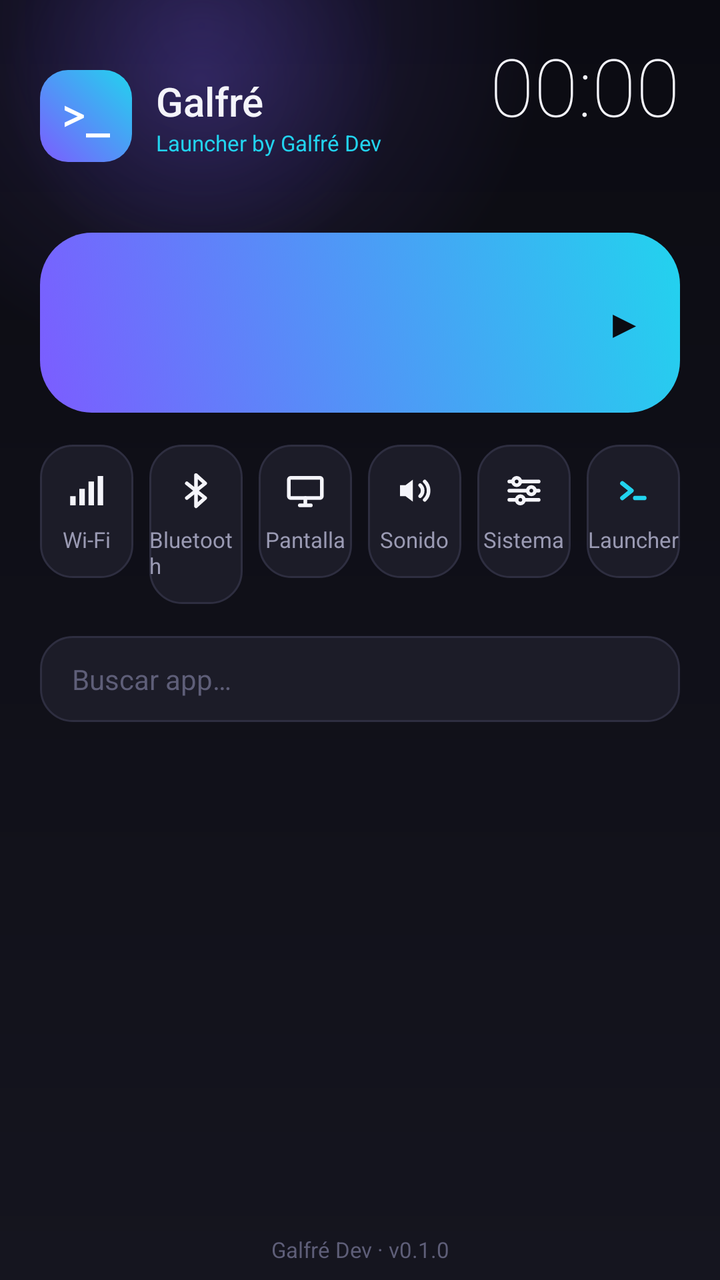
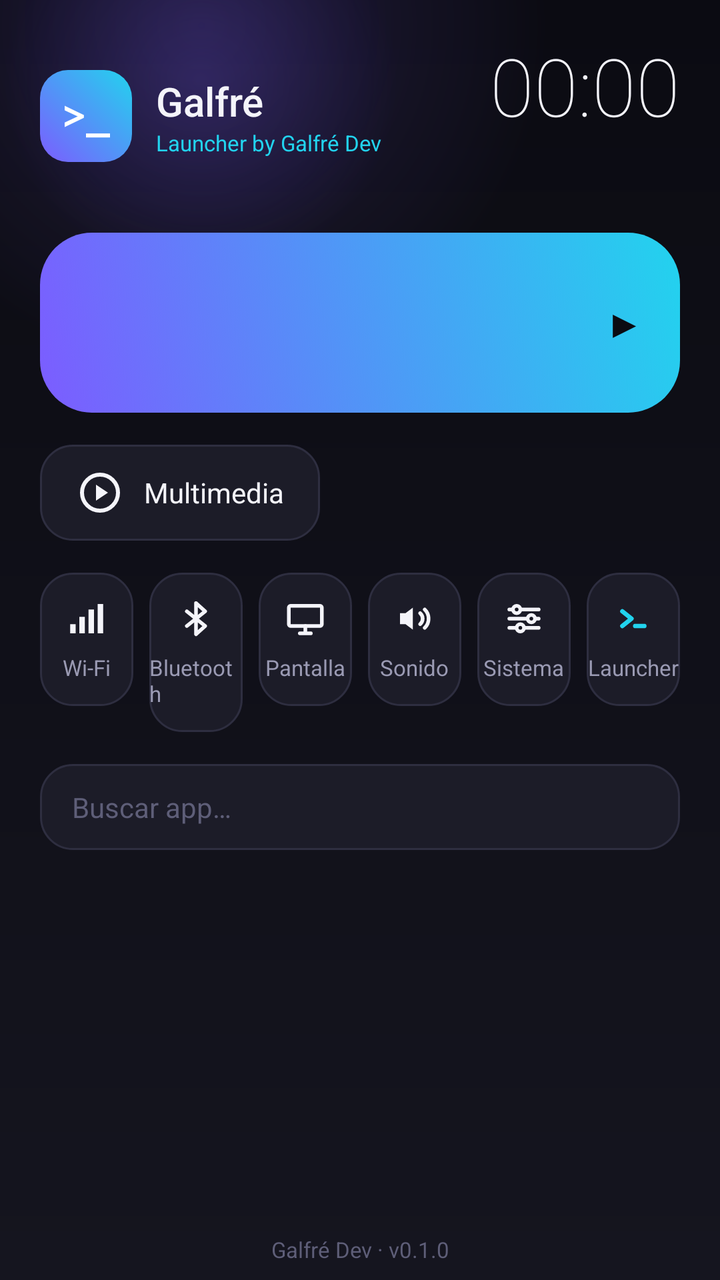

Before-and-after screenshots of an Android layout around one commit, followed by the original layout XML and the change that was made.
<!-- AndroidManifest.xml: application theme Theme.Galfre -->
<!-- res/layout/activity_launcher.xml -->
<?xml version="1.0" encoding="utf-8"?>
<FrameLayout xmlns:android="http://schemas.android.com/apk/res/android"
    android:layout_width="match_parent"
    android:layout_height="match_parent"
    android:fitsSystemWindows="true">

    
    <View
        android:id="@+id/glow"
        android:layout_width="380dp"
        android:layout_height="380dp"
        android:layout_marginStart="-90dp"
        android:layout_marginTop="-150dp"
        android:background="@drawable/glow_radial"
        android:alpha="0.5" />

    <LinearLayout
        android:layout_width="match_parent"
        android:layout_height="match_parent"
        android:orientation="vertical"
        android:paddingStart="@dimen/pad"
        android:paddingEnd="@dimen/pad"
        android:paddingTop="16dp"
        android:paddingBottom="8dp">

        
        <RelativeLayout
            android:layout_width="match_parent"
            android:layout_height="wrap_content">

            <LinearLayout
                android:layout_width="wrap_content"
                android:layout_height="wrap_content"
                android:layout_alignParentStart="true"
                android:layout_centerVertical="true"
                android:gravity="center_vertical"
                android:orientation="horizontal">

                <FrameLayout
                    android:layout_width="46dp"
                    android:layout_height="46dp"
                    android:background="@drawable/logo_badge">

                    <TextView
                        android:layout_width="wrap_content"
                        android:layout_height="wrap_content"
                        android:layout_gravity="center"
                        android:fontFamily="monospace"
                        android:text="@string/logo_mark"
                        android:textColor="@color/white"
                        android:textSize="20sp"
                        android:textStyle="bold" />
                </FrameLayout>

                <LinearLayout
                    android:layout_width="wrap_content"
                    android:layout_height="wrap_content"
                    android:layout_marginStart="12dp"
                    android:orientation="vertical">

                    <TextView
                        android:layout_width="wrap_content"
                        android:layout_height="wrap_content"
                        android:fontFamily="sans-serif-medium"
                        android:text="@string/brand"
                        android:textColor="@color/text_primary"
                        android:textSize="20sp" />

                    <TextView
                        android:layout_width="wrap_content"
                        android:layout_height="wrap_content"
                        android:text="@string/tagline"
                        android:textColor="@color/accent2"
                        android:textSize="11sp" />
                </LinearLayout>
            </LinearLayout>

            <LinearLayout
                android:layout_width="wrap_content"
                android:layout_height="wrap_content"
                android:layout_alignParentEnd="true"
                android:layout_centerVertical="true"
                android:gravity="end"
                android:orientation="vertical">

                <TextView
                    android:id="@+id/clock"
                    android:layout_width="wrap_content"
                    android:layout_height="wrap_content"
                    android:layout_gravity="end"
                    android:fontFamily="sans-serif-thin"
                    android:text="00:00"
                    android:textColor="@color/text_primary"
                    android:textSize="40sp" />

                <TextView
                    android:id="@+id/date"
                    android:layout_width="wrap_content"
                    android:layout_height="wrap_content"
                    android:layout_gravity="end"
                    android:textColor="@color/text_secondary"
                    android:textSize="12sp" />

                <TextView
                    android:id="@+id/status"
                    android:layout_width="wrap_content"
                    android:layout_height="wrap_content"
                    android:layout_gravity="end"
                    android:textColor="@color/accent2"
                    android:textSize="11sp" />
            </LinearLayout>
        </RelativeLayout>

        
        <TextView
            android:id="@+id/default_chip"
            android:layout_width="wrap_content"
            android:layout_height="wrap_content"
            android:layout_marginTop="14dp"
            android:background="@drawable/chip_bg"
            android:clickable="true"
            android:focusable="true"
            android:paddingStart="14dp"
            android:paddingEnd="14dp"
            android:paddingTop="9dp"
            android:paddingBottom="9dp"
            android:text="@string/default_chip"
            android:textColor="@color/text_primary"
            android:textSize="12sp"
            android:visibility="gone" />

        
        <LinearLayout
            android:id="@+id/hero"
            android:layout_width="match_parent"
            android:layout_height="wrap_content"
            android:layout_marginTop="16dp"
            android:background="@drawable/hero_bg"
            android:clickable="true"
            android:focusable="true"
            android:gravity="center_vertical"
            android:orientation="horizontal"
            android:padding="18dp">

            <requestFocus />

            <ImageView
                android:id="@+id/hero_icon"
                android:layout_width="54dp"
                android:layout_height="54dp"
                android:contentDescription="@null" />

            <LinearLayout
                android:layout_width="0dp"
                android:layout_height="wrap_content"
                android:layout_marginStart="14dp"
                android:layout_weight="1"
                android:orientation="vertical">

                <TextView
                    android:id="@+id/hero_title"
                    android:layout_width="match_parent"
                    android:layout_height="wrap_content"
                    android:ellipsize="end"
                    android:fontFamily="sans-serif-medium"
                    android:maxLines="1"
                    android:textColor="@color/on_accent"
                    android:textSize="20sp" />

                <TextView
                    android:id="@+id/hero_sub"
                    android:layout_width="match_parent"
                    android:layout_height="wrap_content"
                    android:alpha="0.75"
                    android:maxLines="1"
                    android:textColor="@color/on_accent"
                    android:textSize="12.5sp" />
            </LinearLayout>

            <TextView
                android:layout_width="wrap_content"
                android:layout_height="wrap_content"
                android:text="▶"
                android:textColor="@color/on_accent"
                android:textSize="20sp" />
        </LinearLayout>

        
        <LinearLayout
            android:layout_width="match_parent"
            android:layout_height="wrap_content"
            android:layout_marginTop="16dp"
            android:orientation="horizontal"
            android:weightSum="6">

            <LinearLayout
                android:id="@+id/q_wifi"
                android:layout_width="0dp"
                android:layout_height="wrap_content"
                android:layout_marginEnd="8dp"
                android:layout_weight="1"
                android:background="@drawable/quick_bg"
                android:clickable="true"
                android:focusable="true"
                android:gravity="center"
                android:orientation="vertical"
                android:paddingTop="12dp"
                android:paddingBottom="12dp">

                <ImageView android:layout_width="22dp" android:layout_height="22dp"
                    android:src="@drawable/ic_wifi" android:contentDescription="@string/q_wifi" />

                <TextView android:layout_width="wrap_content" android:layout_height="wrap_content"
                    android:layout_marginTop="6dp" android:text="@string/q_wifi"
                    android:textColor="@color/text_secondary" android:textSize="11sp" />
            </LinearLayout>

            <LinearLayout
                android:id="@+id/q_bt"
                android:layout_width="0dp"
                android:layout_height="wrap_content"
                android:layout_marginEnd="8dp"
                android:layout_weight="1"
                android:background="@drawable/quick_bg"
                android:clickable="true"
                android:focusable="true"
                android:gravity="center"
                android:orientation="vertical"
                android:paddingTop="12dp"
                android:paddingBottom="12dp">

                <ImageView android:layout_width="22dp" android:layout_height="22dp"
                    android:src="@drawable/ic_bluetooth" android:contentDescription="@string/q_bt" />

                <TextView android:layout_width="wrap_content" android:layout_height="wrap_content"
                    android:layout_marginTop="6dp" android:text="@string/q_bt"
                    android:textColor="@color/text_secondary" android:textSize="11sp" />
            </LinearLayout>

            <LinearLayout
                android:id="@+id/q_display"
                android:layout_width="0dp"
                android:layout_height="wrap_content"
                android:layout_marginEnd="8dp"
                android:layout_weight="1"
                android:background="@drawable/quick_bg"
                android:clickable="true"
                android:focusable="true"
                android:gravity="center"
                android:orientation="vertical"
                android:paddingTop="12dp"
                android:paddingBottom="12dp">

                <ImageView android:layout_width="22dp" android:layout_height="22dp"
                    android:src="@drawable/ic_display" android:contentDescription="@string/q_display" />

                <TextView android:layout_width="wrap_content" android:layout_height="wrap_content"
                    android:layout_marginTop="6dp" android:text="@string/q_display"
                    android:textColor="@color/text_secondary" android:textSize="11sp" />
            </LinearLayout>

            <LinearLayout
                android:id="@+id/q_sound"
                android:layout_width="0dp"
                android:layout_height="wrap_content"
                android:layout_marginEnd="8dp"
                android:layout_weight="1"
                android:background="@drawable/quick_bg"
                android:clickable="true"
                android:focusable="true"
                android:gravity="center"
                android:orientation="vertical"
                android:paddingTop="12dp"
                android:paddingBottom="12dp">

                <ImageView android:layout_width="22dp" android:layout_height="22dp"
                    android:src="@drawable/ic_sound" android:contentDescription="@string/q_sound" />

                <TextView android:layout_width="wrap_content" android:layout_height="wrap_content"
                    android:layout_marginTop="6dp" android:text="@string/q_sound"
                    android:textColor="@color/text_secondary" android:textSize="11sp" />
            </LinearLayout>

            <LinearLayout
                android:id="@+id/q_all"
                android:layout_width="0dp"
                android:layout_height="wrap_content"
                android:layout_marginEnd="8dp"
                android:layout_weight="1"
                android:background="@drawable/quick_bg"
                android:clickable="true"
                android:focusable="true"
                android:gravity="center"
                android:orientation="vertical"
                android:paddingTop="12dp"
                android:paddingBottom="12dp">

                <ImageView android:layout_width="22dp" android:layout_height="22dp"
                    android:src="@drawable/ic_system" android:contentDescription="@string/q_all" />

                <TextView android:layout_width="wrap_content" android:layout_height="wrap_content"
                    android:layout_marginTop="6dp" android:text="@string/q_all"
                    android:textColor="@color/text_secondary" android:textSize="11sp" />
            </LinearLayout>

            <LinearLayout
                android:id="@+id/btn_settings"
                android:layout_width="0dp"
                android:layout_height="wrap_content"
                android:layout_weight="1"
                android:background="@drawable/quick_bg"
                android:clickable="true"
                android:focusable="true"
                android:gravity="center"
                android:orientation="vertical"
                android:paddingTop="12dp"
                android:paddingBottom="12dp">

                <ImageView android:layout_width="22dp" android:layout_height="22dp"
                    android:src="@drawable/ic_launcher_mark" android:contentDescription="@string/q_launcher" />

                <TextView android:layout_width="wrap_content" android:layout_height="wrap_content"
                    android:layout_marginTop="6dp" android:text="@string/q_launcher"
                    android:textColor="@color/text_secondary" android:textSize="11sp" />
            </LinearLayout>
        </LinearLayout>

        
        <EditText
            android:id="@+id/search"
            android:layout_width="match_parent"
            android:layout_height="wrap_content"
            android:layout_marginTop="16dp"
            android:background="@drawable/search_bg"
            android:hint="@string/search_hint"
            android:imeOptions="actionSearch"
            android:inputType="text"
            android:maxLines="1"
            android:paddingStart="16dp"
            android:paddingEnd="16dp"
            android:paddingTop="12dp"
            android:paddingBottom="12dp"
            android:textColor="@color/text_primary"
            android:textColorHint="@color/text_tertiary"
            android:textSize="14sp" />

        <TextView
            android:id="@+id/apps_count"
            android:layout_width="wrap_content"
            android:layout_height="wrap_content"
            android:layout_marginTop="14dp"
            android:layout_marginBottom="4dp"
            android:textColor="@color/text_secondary"
            android:textSize="12sp" />

        
        <GridView
            android:id="@+id/grid"
            android:layout_width="match_parent"
            android:layout_height="0dp"
            android:layout_weight="1"
            android:layoutAnimation="@anim/grid_anim"
            android:listSelector="@drawable/grid_selector"
            android:drawSelectorOnTop="true"
            android:clipToPadding="false"
            android:columnWidth="94dp"
            android:horizontalSpacing="12dp"
            android:numColumns="auto_fit"
            android:paddingBottom="12dp"
            android:scrollbars="none"
            android:stretchMode="spacingWidthUniform"
            android:verticalSpacing="12dp" />

        <TextView
            android:layout_width="match_parent"
            android:layout_height="wrap_content"
            android:gravity="center"
            android:text="Galfré Dev · v0.1.0"
            android:textColor="@color/text_tertiary"
            android:textSize="11sp" />
    </LinearLayout>
</FrameLayout>
<!-- resources referenced by this layout -->
<resources>
  <color name="accent2">#22D3EE</color>
  <color name="on_accent">#0B0B12</color>
  <color name="text_primary">#F4F4FA</color>
  <color name="text_secondary">#9A9AB3</color>
  <color name="text_tertiary">#5E5E78</color>
  <color name="white">#FFFFFFFF</color>
  <dimen name="pad">20dp</dimen>
  <!-- drawable glow_radial (drawable) -->
  <?xml version="1.0" encoding="utf-8"?>
  <shape xmlns:android="http://schemas.android.com/apk/res/android" android:shape="oval">
      <gradient
          android:type="radial"
          android:gradientRadius="300"
          android:startColor="#667C5CFF"
          android:endColor="#007C5CFF" />
  </shape>
  <!-- drawable ic_bluetooth (drawable) -->
  <vector xmlns:android="http://schemas.android.com/apk/res/android"
      android:width="24dp" android:height="24dp"
      android:viewportWidth="24" android:viewportHeight="24">
      <path
          android:strokeColor="@color/text_primary"
          android:strokeWidth="2"
          android:strokeLineCap="round"
          android:strokeLineJoin="round"
          android:fillColor="#00000000"
          android:pathData="M7,8 L17,16 L12,20.5 L12,3.5 L17,8 L7,16" />
  </vector>
  <!-- drawable ic_sound (drawable) -->
  <vector xmlns:android="http://schemas.android.com/apk/res/android"
      android:width="24dp" android:height="24dp"
      android:viewportWidth="24" android:viewportHeight="24">
      <path android:fillColor="@color/text_primary" android:pathData="M4,9 h3 l4,-3 v12 l-4,-3 h-3 z" />
      <path
          android:strokeColor="@color/text_primary"
          android:strokeWidth="2"
          android:strokeLineCap="round"
          android:fillColor="#00000000"
          android:pathData="M15,9 a4,4 0 0 1 0,6 M17.5,7 a7,7 0 0 1 0,10" />
  </vector>
  <!-- drawable ic_wifi (drawable) -->
  <vector xmlns:android="http://schemas.android.com/apk/res/android"
      android:width="24dp" android:height="24dp"
      android:viewportWidth="24" android:viewportHeight="24">
      <path android:fillColor="@color/text_primary" android:pathData="M3,15h3v5h-3z" />
      <path android:fillColor="@color/text_primary" android:pathData="M8,11h3v9h-3z" />
      <path android:fillColor="@color/text_primary" android:pathData="M13,7h3v13h-3z" />
      <path android:fillColor="@color/text_primary" android:pathData="M18,4h3v16h-3z" />
  </vector>
  <!-- drawable logo_badge (drawable) -->
  <?xml version="1.0" encoding="utf-8"?>
  <shape xmlns:android="http://schemas.android.com/apk/res/android" android:shape="rectangle">
      <gradient
          android:type="linear"
          android:angle="45"
          android:startColor="@color/accent"
          android:endColor="@color/accent2" />
      <corners android:radius="14dp" />
  </shape>
  <string name="brand">Galfré</string>
  <string name="default_chip">Poné Galfré como pantalla de inicio ›</string>
  <string name="logo_mark">&gt;_</string>
  <string name="q_all">Sistema</string>
  <string name="q_bt">Bluetooth</string>
  <string name="q_display">Pantalla</string>
  <string name="q_launcher">Launcher</string>
  <string name="q_sound">Sonido</string>
  <string name="q_wifi">Wi-Fi</string>
  <string name="search_hint">Buscar app…</string>
  <string name="tagline">Launcher by Galfré Dev</string>
  <color name="accent">#7C5CFF</color>
  <color name="bg_bottom">#15151F</color>
  <color name="surface_variant">#242433</color>
  <color name="surface">#1C1C28</color>
  <color name="stroke">#2E2E40</color>
  <color name="bg_top">#0B0B12</color>
  <!-- unchanged entries left out for length: 10 -->
</resources>

<!-- the commit's change to res/layout/activity_launcher.xml (unified diff, before → after) -->
@@ -183,6 +183,36 @@
                 android:text="▶"
                 android:textColor="@color/on_accent"
                 android:textSize="20sp" />
+        </LinearLayout>
+
+        
+        <LinearLayout
+            android:layout_width="match_parent"
+            android:layout_height="wrap_content"
+            android:layout_marginTop="16dp"
+            android:orientation="horizontal">
+
+            <LinearLayout
+                android:id="@+id/btn_media"
+                android:layout_width="wrap_content"
+                android:layout_height="wrap_content"
+                android:background="@drawable/quick_bg"
+                android:clickable="true"
+                android:focusable="true"
+                android:gravity="center_vertical"
+                android:orientation="horizontal"
+                android:paddingStart="18dp"
+                android:paddingEnd="18dp"
+                android:paddingTop="12dp"
+                android:paddingBottom="12dp">
+
+                <ImageView android:layout_width="24dp" android:layout_height="24dp"
+                    android:src="@drawable/ic_media" android:contentDescription="@string/module_media" />
+
+                <TextView android:layout_width="wrap_content" android:layout_height="wrap_content"
+                    android:layout_marginStart="10dp" android:text="@string/module_media"
+                    android:textColor="@color/text_primary" android:textSize="14sp" />
+            </LinearLayout>
         </LinearLayout>
 
         
<!-- resource entries referenced after the edit -->
@@ -27,6 +27,17 @@
           android:strokeLineJoin="round"
           android:fillColor="#00000000"
           android:pathData="M7,8 L17,16 L12,20.5 L12,3.5 L17,8 L7,16" />
+  </vector>
+  <!-- drawable ic_media (drawable) -->
+  <vector xmlns:android="http://schemas.android.com/apk/res/android"
+      android:width="24dp" android:height="24dp"
+      android:viewportWidth="24" android:viewportHeight="24">
+      <path
+          android:strokeColor="@color/text_primary"
+          android:strokeWidth="2"
+          android:fillColor="#00000000"
+          android:pathData="M12,3 a9,9 0 1 0 0,18 a9,9 0 1 0 0,-18 z" />
+      <path android:fillColor="@color/text_primary" android:pathData="M10,8 l6,4 l-6,4 z" />
   </vector>
   <!-- drawable ic_sound (drawable) -->
   <vector xmlns:android="http://schemas.android.com/apk/res/android"
@@ -62,6 +73,7 @@
   <string name="brand">Galfré</string>
   <string name="default_chip">Poné Galfré como pantalla de inicio ›</string>
   <string name="logo_mark">&gt;_</string>
+  <string name="module_media">Multimedia</string>
   <string name="q_all">Sistema</string>
   <string name="q_bt">Bluetooth</string>
   <string name="q_display">Pantalla</string>
